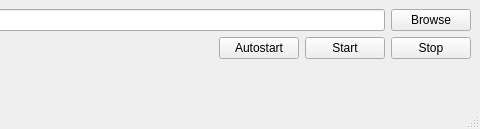
This is gui.ui in ghostlexly/gpu-video-wallpaper as Qt 5 draws it before an edit; both pictures show x 263 to 743 and y 0 to 129 of the 743 by 129 pixel window. The edited form follows.
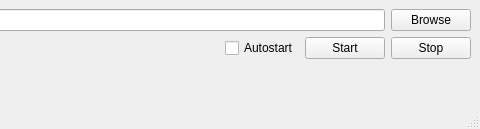
This is the edited form.

What changed in the file:
```diff
--- a/gui.ui
+++ b/gui.ui
@@ -55,7 +55,7 @@
        </spacer>
       </item>
       <item>
-       <widget class="QPushButton" name="button_autostart">
+       <widget class="QCheckBox" name="checkbox_autostart">
         <property name="toolTip">
          <string>&lt;html&gt;&lt;head/&gt;&lt;body&gt;&lt;p&gt;Sets video wallpaper to automatically start on boot.&lt;/p&gt;&lt;/body&gt;&lt;/html&gt;</string>
         </property>
```
Left out of the diff: 2 changed lines with no effect on the pictures.
